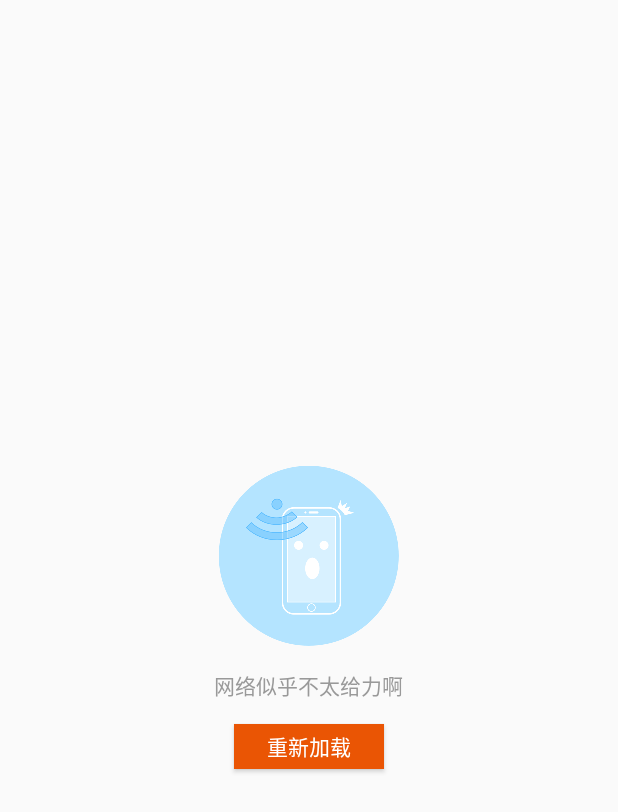
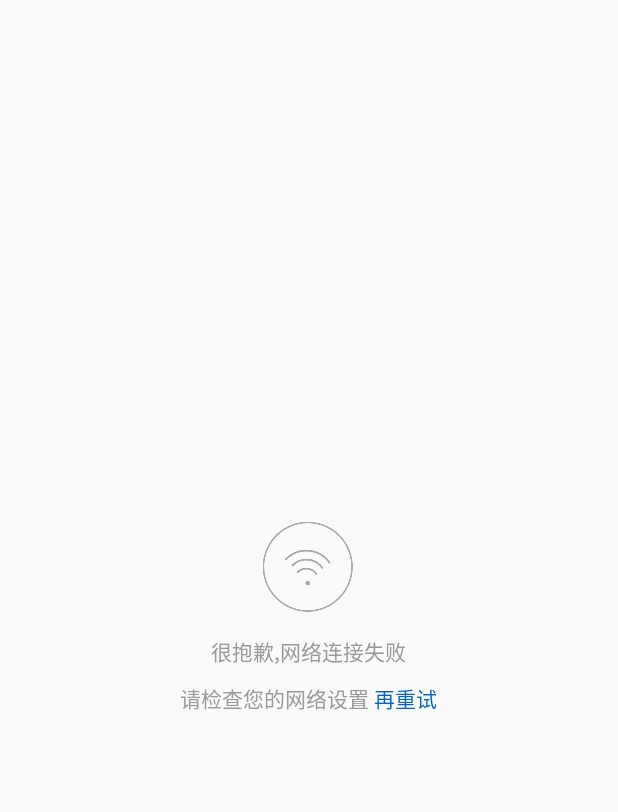
Before and after one commit to tuwenyuan/Skeleton, an Android app: the layout view_no_network.xml on its own in the app's theme, with its tools: preview values and no code run, on a phone screen of 412 x 824 dp. Shown: the top 812 px of the screen. Run offline under Robolectric (Android 15) with nearby library versions, the phone set to English and light mode, and no system bars.

```diff
--- a/app/src/main/java/com/ican/skeleton/base/BaseFragment.java
+++ b/app/src/main/java/com/ican/skeleton/base/BaseFragment.java
@@ -63,6 +63,9 @@ public abstract class BaseFragment extends Fragment {
         rtBinding.vError.setVisibility(View.GONE);
         rtBinding.vNoData.setVisibility(View.GONE);
         rtBinding.vNoNet.setVisibility(View.GONE);
+        activity.rtBinding.vError.setVisibility(View.GONE);
+        activity.rtBinding.vNoData.setVisibility(View.GONE);
+        activity.rtBinding.vNoNet.setVisibility(View.GONE);
         if(NetworkUtil.isAvailable(activity)) {
             activity.netRequestWork.requestData(observable,listener);
         }else{
--- a/app/src/main/java/com/ican/skeleton/view/ErrorView.java
+++ b/app/src/main/java/com/ican/skeleton/view/ErrorView.java
@@ -44,7 +44,7 @@ public class ErrorView extends LinearLayout {
     }
 
     private void initListner() {
-        mNoDataViewBinding.btnRetry.setOnClickListener(new OnClickListener() {
+        mNoDataViewBinding.tvRetry.setOnClickListener(new OnClickListener() {
             @Override
             public void onClick(View v) {
                 if(listner!=null){
--- a/app/src/main/java/com/ican/skeleton/view/NoNetworkView.java
+++ b/app/src/main/java/com/ican/skeleton/view/NoNetworkView.java
@@ -45,7 +45,7 @@ public class NoNetworkView extends LinearLayout {
 
 
     private void initListner() {
-        mNoDataViewBinding.btnRetry.setOnClickListener(new OnClickListener() {
+        mNoDataViewBinding.tvRetry.setOnClickListener(new OnClickListener() {
             @Override
             public void onClick(View v) {
                 if(listner != null ){
--- /dev/null
+++ b/app/src/main/res/drawable/shape_black_border.xml
@@ -0,0 +1,5 @@
+<?xml version="1.0" encoding="utf-8"?>
+<shape xmlns:android="http://schemas.android.com/apk/res/android">
+    <stroke android:color="#333333" android:width="1dp"/>
+    <corners android:radius="20dp"/>
+</shape>
--- a/app/src/main/res/layout/view_no_network.xml
+++ b/app/src/main/res/layout/view_no_network.xml
@@ -1,29 +1,46 @@
 <?xml version="1.0" encoding="utf-8"?>
 <layout xmlns:android="http://schemas.android.com/apk/res/android">
-    <LinearLayout
+    <RelativeLayout
         android:id="@+id/no_network_root"
         android:layout_width="match_parent"
-        android:layout_height="match_parent"
-        android:gravity="center"
-        android:orientation="vertical">
+        android:layout_height="match_parent">
+        <LinearLayout
+            android:layout_width="wrap_content"
+            android:layout_height="wrap_content"
+            android:orientation="vertical"
+            android:layout_centerInParent="true"
+            android:gravity="center_horizontal">
             <ImageView
-            android:src="@mipmap/no_network"
+                android:src="@mipmap/icon_network"
                 android:layout_width="wrap_content"
                 android:layout_height="wrap_content"/>
             <TextView
                 android:layout_marginTop="15dp"
                 android:textSize="14sp"
                 android:textColor="#999999"
-            android:text="网络似乎不太给力啊"
+                android:text="很抱歉,网络连接失败"
                 android:layout_width="wrap_content"
                 android:layout_height="wrap_content"/>
-        <Button
-            android:id="@+id/btn_retry"
-            android:textColor="#ffffff"
-            android:text="重新加载"
-            android:layout_marginTop="15dp"
-            android:background="#ea5504"
-            android:layout_width="100dp"
-            android:layout_height="30dp"/>
+            <LinearLayout
+                android:layout_width="wrap_content"
+                android:layout_height="wrap_content"
+                android:orientation="horizontal">
+                <TextView
+                    android:layout_width="wrap_content"
+                    android:layout_height="wrap_content"
+                    android:text="请检查您的网络设置"
+                    android:textSize="14sp"
+                    android:textColor="#999999"/>
+                <TextView
+                    android:id="@+id/tv_retry"
+                    android:layout_width="wrap_content"
+                    android:layout_height="wrap_content"
+                    android:text=" 再重试"
+                    android:textSize="14sp"
+                    android:paddingTop="10dp"
+                    android:textColor="#0066cb"/>
             </LinearLayout>
+        </LinearLayout>
+
+    </RelativeLayout>
 </layout>
```
Also changed, not shown: app/src/main/res/drawable/loading.xml (added, +7 -0 lines), app/src/main/res/layout/view_error.xml (+8 -8 lines), app/src/main/res/layout/view_loading.xml (+24 -5 lines), app/src/main/res/drawable/icon_loading1.png (added), app/src/main/res/mipmap-xxhdpi/icon_failedtoload.png (added), app/src/main/res/mipmap-xxhdpi/icon_network.png (added). Lines whose indentation alone changed are shown as unchanged.
